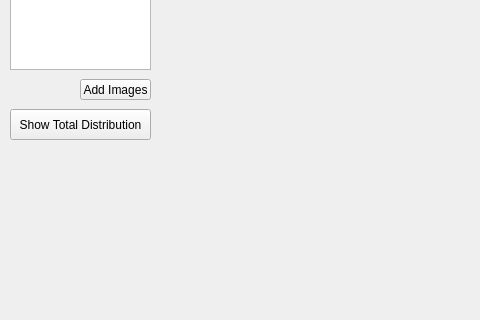
Before: the Qt Designer form mainwindow.ui in peterooch/DigiFerro, drawn with Qt 5; both pictures show x 0 to 480 and y 380 to 700 of the 1008 by 700 pixel window.
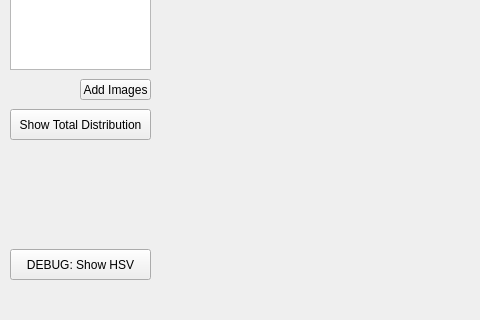
After: the same form once the commit is applied.

```diff
--- a/mainwindow.ui
+++ b/mainwindow.ui
@@ -163,6 +163,22 @@
      <string>Show box plots</string>
     </property>
    </widget>
+   <widget class="QPushButton" name="hsvDebugButton">
+    <property name="enabled">
+     <bool>true</bool>
+    </property>
+    <property name="geometry">
+     <rect>
+      <x>10</x>
+      <y>610</y>
+      <width>141</width>
+      <height>31</height>
+     </rect>
+    </property>
+    <property name="text">
+     <string>DEBUG: Show HSV</string>
+    </property>
+   </widget>
   </widget>
   <widget class="QMenuBar" name="menubar">
    <property name="geometry">
```
Left out of the diff: 2 changed lines with no effect on the pictures.
